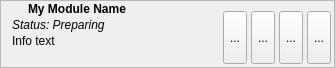
This is src/moduleindicator.ui in syntalos/syntalos as Qt 5 draws it before an edit. The edited form follows.
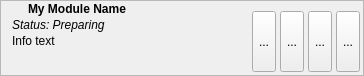
This is the edited form. Icons and pictures are not drawn.

Diff of the .ui file:
```diff
--- a/src/moduleindicator.ui
+++ b/src/moduleindicator.ui
@@ -6,8 +6,8 @@
    <rect>
     <x>0</x>
     <y>0</y>
-    <width>335</width>
-    <height>68</height>
+    <width>364</width>
+    <height>76</height>
    </rect>
   </property>
   <property name="minimumSize">
```
